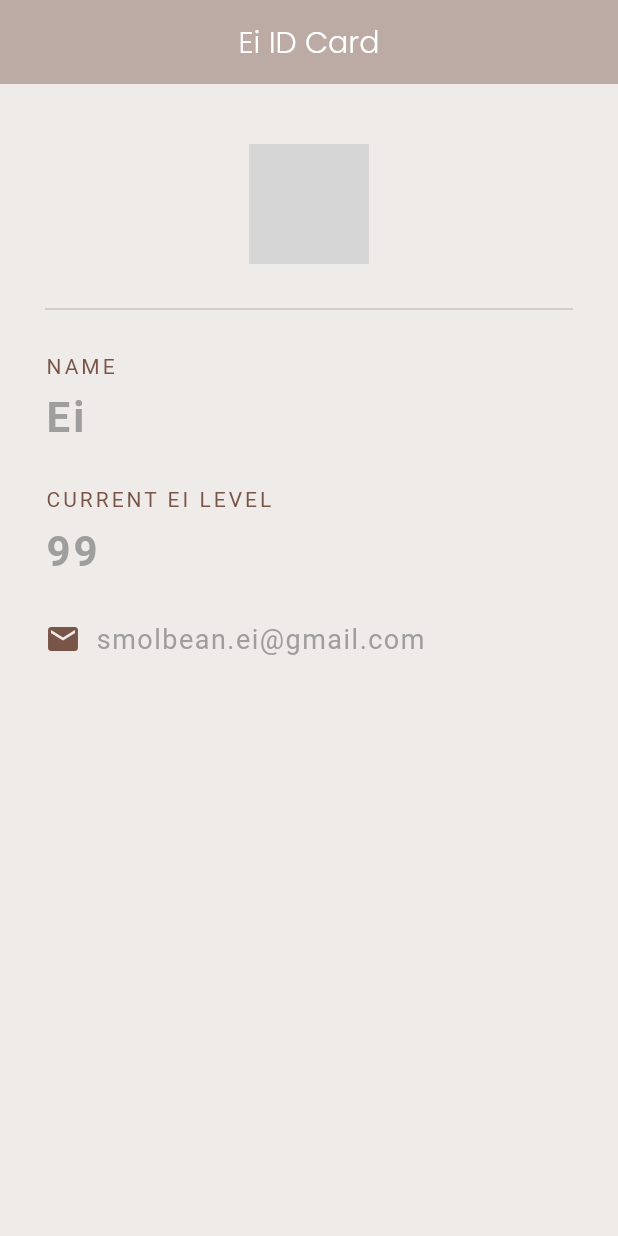
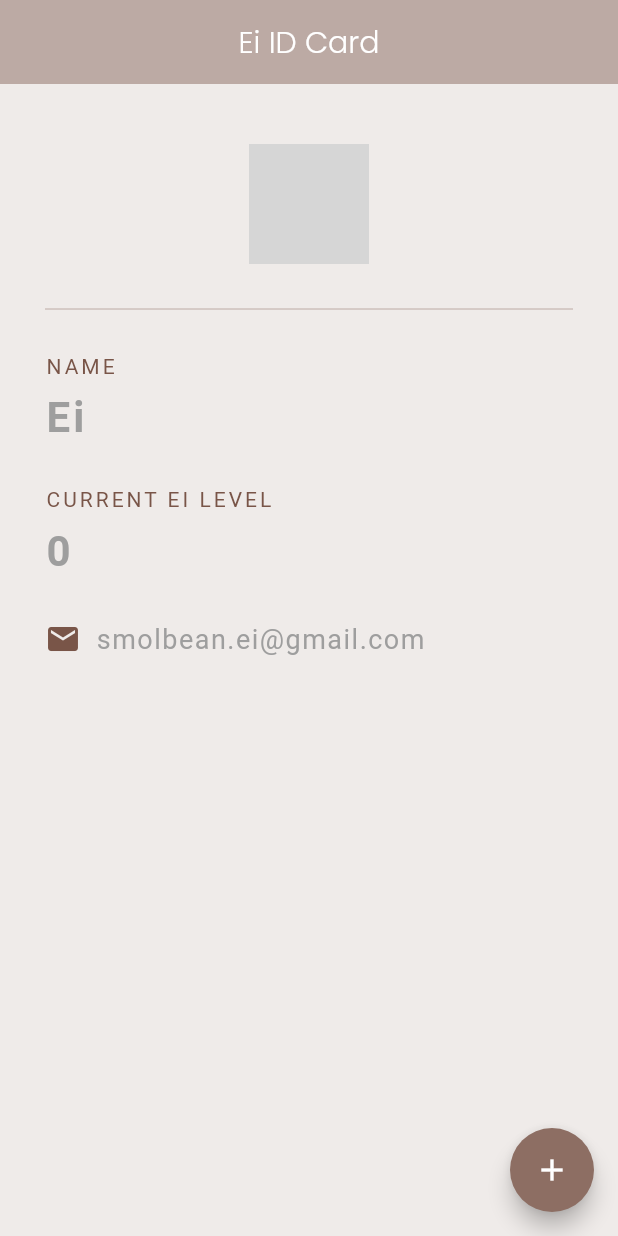
Before and after one commit to ilenvin/flutter-learn, a Flutter app: the screen it shows after launch, on a phone screen of 412 x 824 dp. Run offline on Flutter 3.47's test engine with Material 2 defaults, Android fonts, the phone set to English and light mode, and no system bars; grey boxes are pictures that could not be loaded.

```diff
--- a/lib/main.dart
+++ b/lib/main.dart
@@ -6,8 +6,15 @@ void main() {
   runApp(const MaterialApp(home: EiCard()));
 }
 
-class EiCard extends StatelessWidget {
+class EiCard extends StatefulWidget {
   const EiCard({Key? key}) : super(key: key);
+
+  @override
+  State<EiCard> createState() => _EiCardState();
+}
+
+class _EiCardState extends State<EiCard> {
+  int eiLevel = 0;
 
   @override
   Widget build(BuildContext context) {
@@ -21,6 +28,15 @@ class EiCard extends StatelessWidget {
         centerTitle: true,
         backgroundColor: Colors.brown[200],
         elevation: 0.0,
+      ),
+      floatingActionButton: FloatingActionButton(
+        onPressed: () {
+          setState(() {
+            eiLevel += 1;
+          });
+        },
+        child: const Icon(Icons.add),
+        backgroundColor: Colors.brown[400],
       ),
       body: Padding(
         padding: const EdgeInsets.fromLTRB(30.0, 40.0, 30.0, 0.0),
@@ -58,9 +74,9 @@ class EiCard extends StatelessWidget {
               style: TextStyle(color: Colors.brown, letterSpacing: 2.0),
             ),
             const SizedBox(height: 10.0),
-            const Text(
-              '99',
-              style: TextStyle(
+            Text(
+              '$eiLevel',
+              style: const TextStyle(
                 color: Colors.grey,
                 letterSpacing: 2.0,
                 fontSize: 28.0,
```
